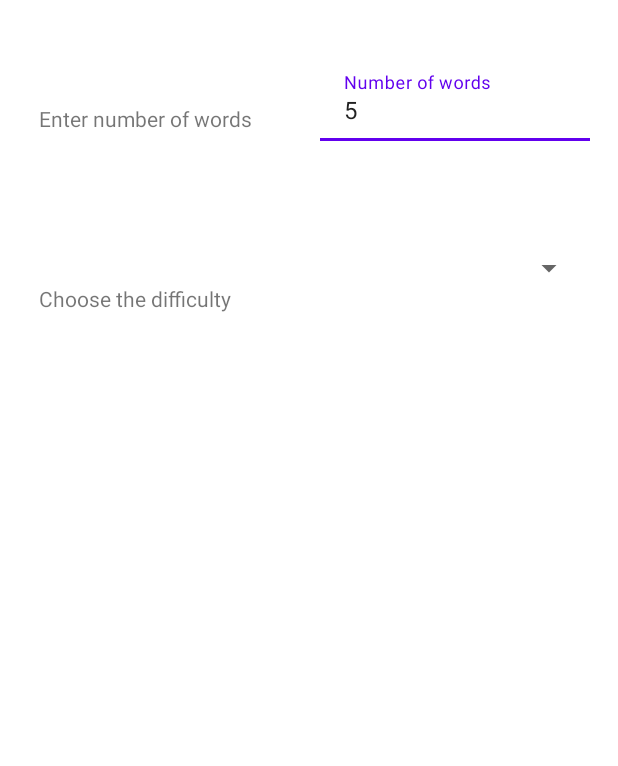
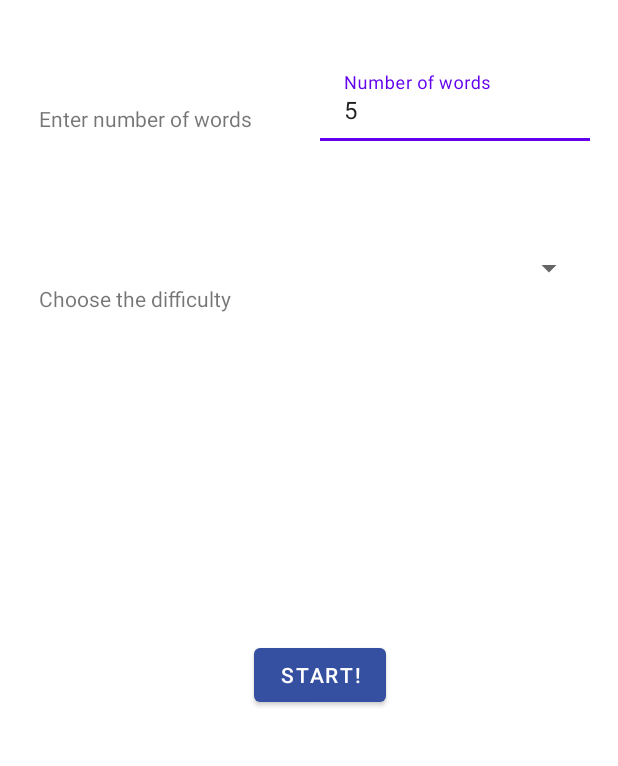
Before and after one commit to AygulMalikova/Jotto-game, an Android app: the screen it shows after launch (SetupActivity), after a tap on "START!", on a phone screen of 412 x 824 dp, the part 266-1032 px from its top. Run offline under Robolectric (Android 15) with nearby library versions, the phone set to English and light mode, and no system bars; libraries missing offline, so code that uses them is left out: com.skydoves.balloon, com.weiwangcn.betterspinner; plain views replace MaterialBetterSpinner; Roboto replaces fonts that are not available here; 3 statements that could not run were skipped.

Commit message:
Feature: Added start game button

```diff
--- a/app/src/main/java/com/example/jotto_game/MainActivity.kt
+++ b/app/src/main/java/com/example/jotto_game/MainActivity.kt
@@ -28,7 +28,7 @@ class MainActivity : AppCompatActivity() {
         startButtonAnimation(startBtn)
 
         startBtn.setOnClickListener {
-            startGame()
+            goToSetup()
         }
 
         val helperButton: ImageButton = findViewById<ImageButton>(R.id.helper)
@@ -75,7 +75,7 @@ class MainActivity : AppCompatActivity() {
     /**
      * Creating new intent with game activity and finishing current activity
      */
-    private fun startGame() {
+    private fun goToSetup() {
         val intent = Intent()
         intent.setClassName(this, "com.example.jotto_game.SetupActivity")
         startActivity(intent)
--- a/app/src/main/res/layout/activity_setup.xml
+++ b/app/src/main/res/layout/activity_setup.xml
@@ -91,5 +91,18 @@
         app:layout_constraintVertical_bias="0.102"
         app:met_floatingLabel="normal" />
 
+    <Button
+        android:id="@+id/start_button"
+        android:layout_width="wrap_content"
+        android:layout_height="wrap_content"
+        android:text="@string/start_btn"
+        app:backgroundTint="@color/primary"
+        app:layout_constraintBottom_toBottomOf="parent"
+        app:layout_constraintEnd_toEndOf="parent"
+        app:layout_constraintHorizontal_bias="0.523"
+        app:layout_constraintStart_toStartOf="parent"
+        app:layout_constraintTop_toBottomOf="@+id/welcome_message"
+        app:layout_constraintVertical_bias="0.712" />
+
 
 </androidx.constraintlayout.widget.ConstraintLayout>
--- a/app/src/main/res/values/colors.xml
+++ b/app/src/main/res/values/colors.xml
@@ -9,4 +9,6 @@
     <color name="white">#FFFFFFFF</color>
     <color name="transparent">#00FFFFFF</color>
     <color name="grey">#CFD8DC</color>
+
+    <color name="primary">#354FA1</color>
 </resources>
```
Also changed, not shown: app/src/main/java/com/example/jotto_game/SetupActivity.kt (+33 -3 lines).
